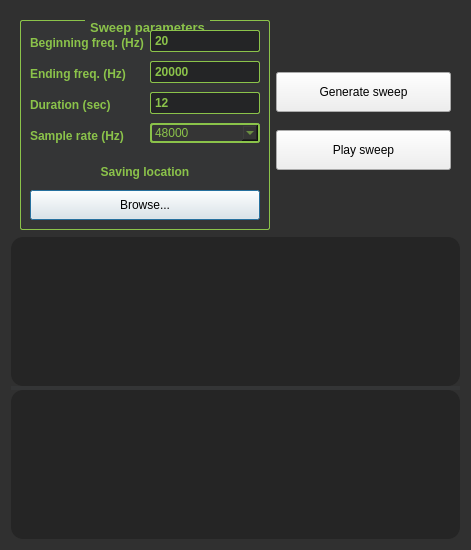
This is sweepgenerator.ui in JuanPabloZed/IR_Maker_Cpp as Qt 5 draws it before an edit. The edited form follows.
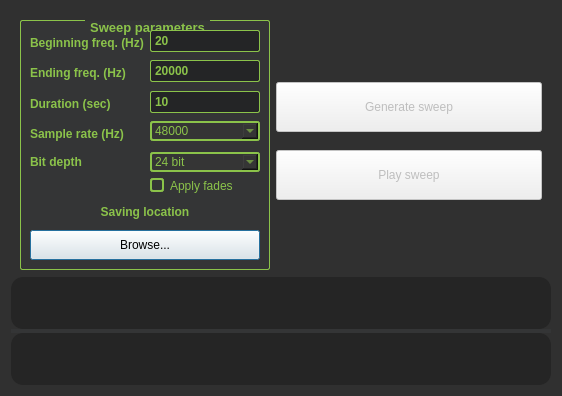
This is the edited form. Icons and pictures are not drawn. Custom widgets are drawn as their Qt base class.

Patch:
```diff
--- a/sweepgenerator.ui
+++ b/sweepgenerator.ui
@@ -6,8 +6,8 @@
    <rect>
     <x>0</x>
     <y>0</y>
-    <width>471</width>
-    <height>550</height>
+    <width>562</width>
+    <height>396</height>
    </rect>
   </property>
   <property name="windowTitle">
@@ -223,13 +223,13 @@
      <property name="minimumSize">
       <size>
        <width>0</width>
-       <height>220</height>
+       <height>260</height>
       </size>
      </property>
      <property name="maximumSize">
       <size>
        <width>16777215</width>
-       <height>220</height>
+       <height>260</height>
       </size>
      </property>
      <layout class="QHBoxLayout" name="horizontalLayout">
@@ -244,13 +244,13 @@
         <property name="minimumSize">
          <size>
           <width>150</width>
-          <height>210</height>
+          <height>250</height>
          </size>
         </property>
         <property name="maximumSize">
          <size>
           <width>250</width>
-          <height>210</height>
+          <height>250</height>
          </size>
         </property>
         <property name="title">
@@ -339,7 +339,7 @@
            <item row="2" column="1">
             <widget class="QLineEdit" name="duration">
              <property name="text">
-              <string>12</string>
+              <string>10</string>
              </property>
              <property name="placeholderText">
               <string>in sec</string>
@@ -408,6 +408,42 @@
              </item>
             </widget>
            </item>
+           <item row="4" column="0">
+            <widget class="QLabel" name="label_6">
+             <property name="text">
+              <string>Bit depth</string>
+             </property>
+            </widget>
+           </item>
+           <item row="4" column="1">
+            <widget class="QComboBox" name="bitdepth">
+             <property name="currentIndex">
+              <number>1</number>
+             </property>
+             <item>
+              <property name="text">
+               <string>16 bit</string>
+              </property>
+             </item>
+             <item>
+              <property name="text">
+               <string>24 bit</string>
+              </property>
+             </item>
+             <item>
+              <property name="text">
+               <string>32 bit</string>
+              </property>
+             </item>
+            </widget>
+           </item>
+           <item row="5" column="1">
+            <widget class="QCheckBox" name="fadebox">
+             <property name="text">
+              <string>Apply fades</string>
+             </property>
+            </widget>
+           </item>
           </layout>
          </item>
          <item>
@@ -470,23 +506,26 @@
           <property name="sizeHint" stdset="0">
            <size>
             <width>20</width>
-            <height>40</height>
+            <height>50</height>
            </size>
           </property>
          </spacer>
         </item>
         <item>
          <widget class="QPushButton" name="gen_button">
+          <property name="enabled">
+           <bool>false</bool>
+          </property>
           <property name="minimumSize">
            <size>
             <width>0</width>
-            <height>40</height>
+            <height>50</height>
            </size>
           </property>
           <property name="maximumSize">
            <size>
             <width>16777215</width>
-            <height>40</height>
+            <height>50</height>
            </size>
           </property>
           <property name="cursor">
@@ -499,16 +538,19 @@
         </item>
         <item>
          <widget class="QPushButton" name="play_button">
+          <property name="enabled">
+           <bool>false</bool>
+          </property>
           <property name="minimumSize">
            <size>
             <width>0</width>
-            <height>40</height>
+            <height>50</height>
            </size>
           </property>
           <property name="maximumSize">
            <size>
             <width>16777215</width>
-            <height>40</height>
+            <height>50</height>
            </size>
           </property>
           <property name="cursor">
@@ -530,7 +572,7 @@
           <property name="sizeHint" stdset="0">
            <size>
             <width>10</width>
-            <height>40</height>
+            <height>50</height>
            </size>
           </property>
          </spacer>
@@ -557,6 +599,13 @@
    </item>
   </layout>
  </widget>
+ <customwidgets>
+  <customwidget>
+   <class>QCustomPlot</class>
+   <extends>QGraphicsView</extends>
+   <header location="global">qcustomplot.h</header>
+  </customwidget>
+ </customwidgets>
  <resources/>
  <connections/>
 </ui>
```
Left out of the diff: 6 changed lines with no effect on the pictures.
